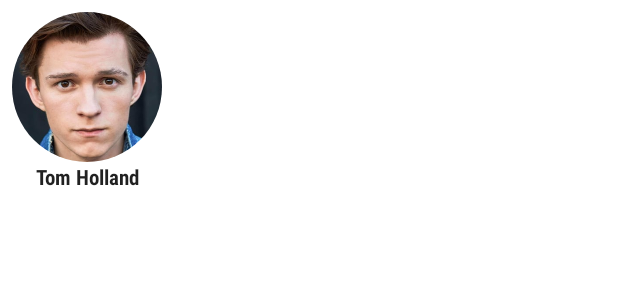
After one commit to doilio/Dowy, an Android app: the layout movie_cast_item.xml on its own in the app's theme, with its tools: preview values and no code run, on a phone screen of 412 x 824 dp. The commit adds this screen. Shown: the top 300 px of the screen. Run offline under Robolectric (Android 15) with nearby library versions, the light colour scheme and no system bars.

Commit message:
Add SeriesCastViewHolder.kt
Signed-off-by: doilio <doiliomatsinhe@hotmail.com>

```diff
--- a/app/src/main/java/com/doiliomatsinhe/mymovies/ui/movieDetails/MovieDetailsFragment.kt
+++ b/app/src/main/java/com/doiliomatsinhe/mymovies/ui/movieDetails/MovieDetailsFragment.kt
@@ -121,7 +121,7 @@ class MovieDetailsFragment : Fragment() {
 
         viewModel.getMovieCast(movie.id).observe(viewLifecycleOwner, Observer {
             it?.let { castMembers ->
-                castAdapter.submitList(castMembers)
+                castAdapter.submitMovieCastList(castMembers)
             }
         })
 
--- a/app/src/main/java/com/doiliomatsinhe/mymovies/ui/seriesDetails/TvSeriesDetailsFragment.kt
+++ b/app/src/main/java/com/doiliomatsinhe/mymovies/ui/seriesDetails/TvSeriesDetailsFragment.kt
@@ -128,7 +128,7 @@ class TvSeriesDetailsFragment : Fragment() {
 
         viewModel.getTvCast(tvSeries.id).observe(viewLifecycleOwner, Observer {
             it?.let { castMembers ->
-                //TODO castAdapter.submitList(castMembers)
+                castAdapter.submitSeriesCastList(castMembers)
             }
         })
 
--- a/app/src/main/res/layout/fragment_movie_details.xml
+++ b/app/src/main/res/layout/fragment_movie_details.xml
@@ -300,7 +300,7 @@
                         app:layout_constraintTop_toBottomOf="@+id/textView13"
                         app:layout_constraintVertical_bias="0.0"
                         tools:layoutManager="androidx.recyclerview.widget.LinearLayoutManager"
-                        tools:listitem="@layout/cast_item" />
+                        tools:listitem="@layout/movie_cast_item" />
 
                 </androidx.constraintlayout.widget.ConstraintLayout>
             </androidx.cardview.widget.CardView>
--- a/app/src/main/res/layout/fragment_tv_series_details.xml
+++ b/app/src/main/res/layout/fragment_tv_series_details.xml
@@ -300,7 +300,7 @@
                         app:layout_constraintTop_toBottomOf="@+id/textView13"
                         app:layout_constraintVertical_bias="0.0"
                         tools:layoutManager="androidx.recyclerview.widget.LinearLayoutManager"
-                        tools:listitem="@layout/cast_item" />
+                        tools:listitem="@layout/movie_cast_item" />
 
                 </androidx.constraintlayout.widget.ConstraintLayout>
             </androidx.cardview.widget.CardView>
--- /dev/null
+++ b/app/src/main/res/layout/movie_cast_item.xml
@@ -0,0 +1,48 @@
+<?xml version="1.0" encoding="utf-8"?>
+<layout xmlns:android="http://schemas.android.com/apk/res/android"
+    xmlns:app="http://schemas.android.com/apk/res-auto"
+    xmlns:tools="http://schemas.android.com/tools">
+
+    <data>
+
+        <variable
+            name="cast"
+            type="com.doiliomatsinhe.mymovies.model.MovieCast" />
+
+    </data>
+
+    <androidx.constraintlayout.widget.ConstraintLayout
+        android:layout_width="wrap_content"
+        android:layout_height="wrap_content"
+        android:padding="8dp">
+
+        <de.hdodenhof.circleimageview.CircleImageView
+            android:id="@+id/movie_cast_photo"
+            android:layout_width="100dp"
+            android:layout_height="100dp"
+            app:castImage="@{cast}"
+            android:scaleType="centerCrop"
+            tools:src="@drawable/tom_holland"
+            app:layout_constraintBottom_toTopOf="@+id/movie_cast_name"
+            app:layout_constraintEnd_toEndOf="parent"
+            app:layout_constraintHorizontal_bias="0.5"
+            app:layout_constraintStart_toStartOf="parent"
+            app:layout_constraintTop_toTopOf="parent"
+            app:layout_constraintVertical_chainStyle="packed" />
+
+        <TextView
+            android:id="@+id/movie_cast_name"
+            android:layout_width="wrap_content"
+            android:layout_height="wrap_content"
+            android:fontFamily="sans-serif-condensed"
+            android:textStyle="bold"
+            app:castName="@{cast}"
+            app:layout_constraintBottom_toBottomOf="parent"
+            app:layout_constraintEnd_toEndOf="parent"
+            app:layout_constraintStart_toStartOf="parent"
+            app:layout_constraintTop_toBottomOf="@+id/movie_cast_photo"
+            tools:text="Tom Holland" />
+
+
+    </androidx.constraintlayout.widget.ConstraintLayout>
+</layout>
```
Also changed, not shown: app/src/main/java/com/doiliomatsinhe/mymovies/adapter/BindingUtils.kt (+20 -8 lines), app/src/main/java/com/doiliomatsinhe/mymovies/adapter/cast/CastAdapter.kt (+76 -6 lines), app/src/main/java/com/doiliomatsinhe/mymovies/adapter/cast/MovieCastViewHolder.kt (renamed from app/src/main/java/com/doiliomatsinhe/mymovies/adapter/cast/CastViewHolder.kt, +6 -5 lines), app/src/main/java/com/doiliomatsinhe/mymovies/adapter/cast/SeriesCastViewHolder.kt (added, +25 -0 lines), app/src/main/res/layout/series_cast_item.xml (renamed from app/src/main/res/layout/cast_item.xml, +8 -9 lines).
